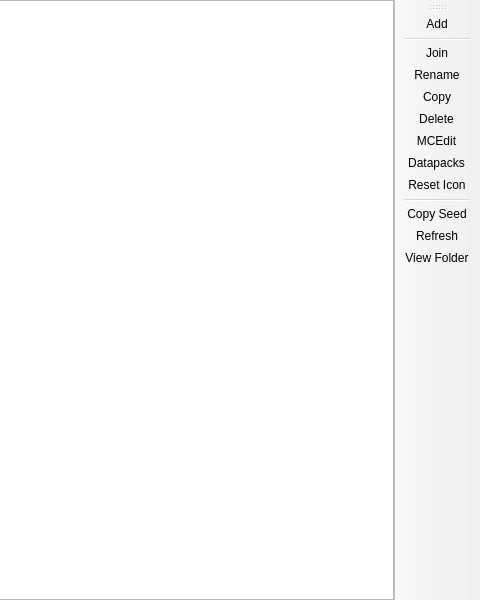
Qt form launcher/ui/pages/instance/WorldListPage.ui (MinWixMods/ShatteredPrism) before a commit; both pictures show x 320 to 800 and y 0 to 600 of the 800 by 600 pixel window.
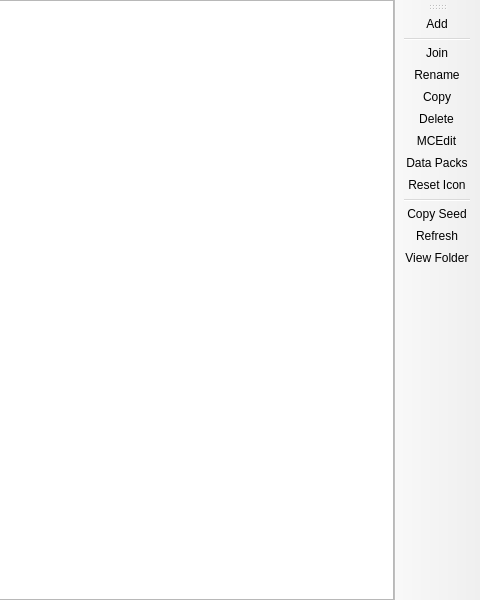
The same form after that commit. Custom widgets are drawn as their Qt base class.

The edit to the form file:
```diff
--- a/launcher/ui/pages/instance/WorldListPage.ui
+++ b/launcher/ui/pages/instance/WorldListPage.ui
@@ -86,7 +86,7 @@
    <addaction name="actionCopy"/>
    <addaction name="actionRemove"/>
    <addaction name="actionMCEdit"/>
-   <addaction name="actionDatapacks"/>
+   <addaction name="actionData_Packs"/>
    <addaction name="actionReset_Icon"/>
    <addaction name="separator"/>
    <addaction name="actionCopy_Seed"/>
@@ -146,12 +146,12 @@
     <string>Remove world icon to make the game re-generate it on next load.</string>
    </property>
   </action>
-  <action name="actionDatapacks">
+  <action name="actionData_Packs">
    <property name="text">
-    <string>Datapacks</string>
+    <string>Data Packs</string>
    </property>
    <property name="toolTip">
-    <string>Manage datapacks inside the world.</string>
+    <string>Manage data packs inside the world.</string>
    </property>
   </action>
  </widget>
```
